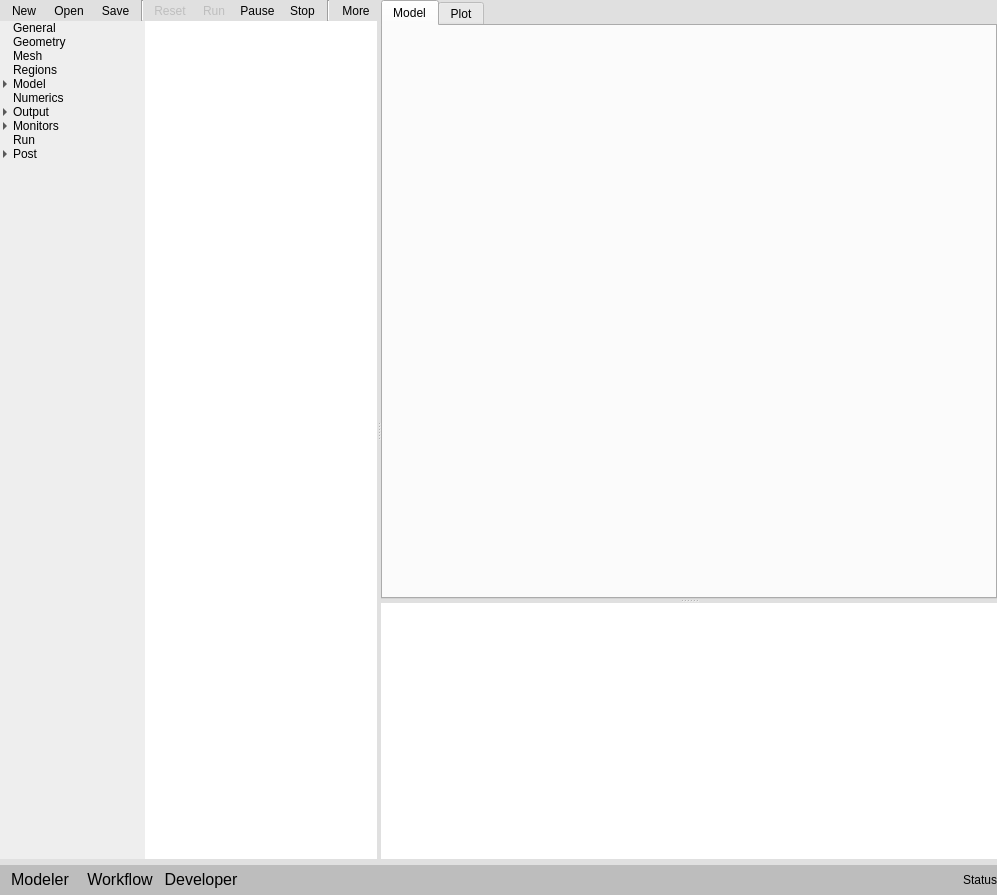
The window that gui/uifiles/gui.ui (truongd8593/mfix) describes before a commit, drawn with Qt 5.
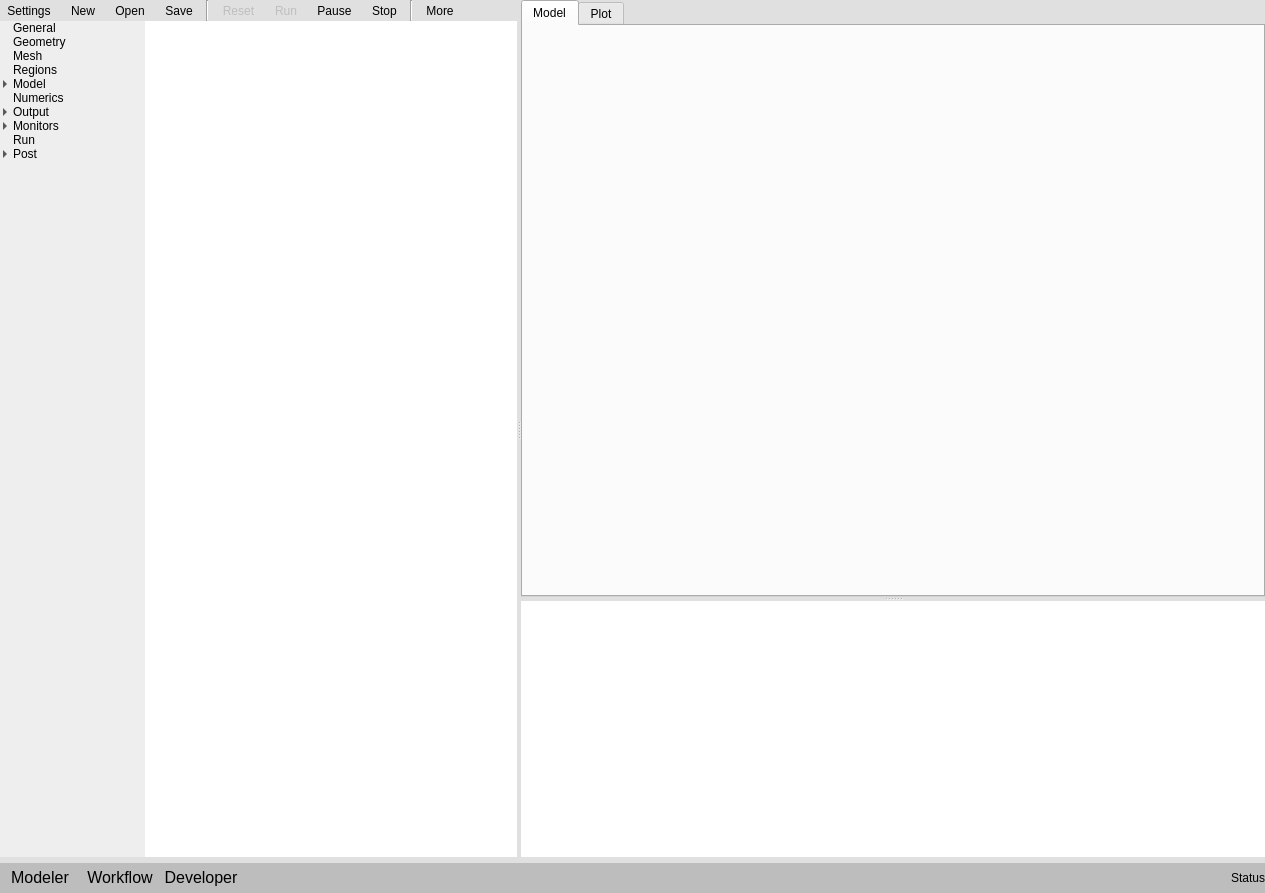
The same window after the commit.

Commit message: exiperiment:  show/hide navigation tree menu

The edit to the form file:
```diff
--- a/gui/uifiles/gui.ui
+++ b/gui/uifiles/gui.ui
@@ -6,8 +6,8 @@
    <rect>
     <x>0</x>
     <y>0</y>
-    <width>997</width>
-    <height>895</height>
+    <width>1265</width>
+    <height>893</height>
    </rect>
   </property>
   <property name="windowTitle">
@@ -242,26 +242,33 @@
              <property name="frameShadow">
               <enum>QFrame::Plain</enum>
              </property>
-             <layout class="QGridLayout" name="gridLayout_25">
-              <property name="leftMargin">
-               <number>5</number>
-              </property>
-              <property name="topMargin">
-               <number>0</number>
-              </property>
-              <property name="rightMargin">
-               <number>0</number>
-              </property>
-              <property name="bottomMargin">
-               <number>0</number>
-              </property>
-              <property name="horizontalSpacing">
-               <number>5</number>
-              </property>
-              <property name="verticalSpacing">
+             <layout class="QGridLayout" name="gridLayout">
+              <property name="margin">
                <number>0</number>
               </property>
               <item row="0" column="0">
+               <widget class="QToolButton" name="toolbutton_settings">
+                <property name="toolTip">
+                 <string>Toggle Navigation Menu</string>
+                </property>
+                <property name="text">
+                 <string>Settings</string>
+                </property>
+                <property name="iconSize">
+                 <size>
+                  <width>24</width>
+                  <height>24</height>
+                 </size>
+                </property>
+                <property name="toolButtonStyle">
+                 <enum>Qt::ToolButtonIconOnly</enum>
+                </property>
+                <property name="autoRaise">
+                 <bool>true</bool>
+                </property>
+               </widget>
+              </item>
+              <item row="0" column="1">
                <widget class="QToolButton" name="toolbutton_new">
                 <property name="enabled">
                  <bool>true</bool>
@@ -286,7 +293,7 @@
                 </property>
                </widget>
               </item>
-              <item row="0" column="1">
+              <item row="0" column="2">
                <widget class="QToolButton" name="toolbutton_open">
                 <property name="toolTip">
                  <string>Open Project</string>
@@ -308,13 +315,60 @@
                 </property>
                </widget>
               </item>
-              <item row="0" column="3" rowspan="3">
+              <item row="0" column="3">
+               <widget class="QToolButton" name="toolbutton_save">
+                <property name="toolTip">
+                 <string>Save Project</string>
+                </property>
+                <property name="text">
+                 <string>Save</string>
+                </property>
+                <property name="iconSize">
+                 <size>
+                  <width>24</width>
+                  <height>24</height>
+                 </size>
+                </property>
+                <property name="toolButtonStyle">
+                 <enum>Qt::ToolButtonIconOnly</enum>
+                </property>
+                <property name="autoRaise">
+                 <bool>true</bool>
+                </property>
+               </widget>
+              </item>
+              <item row="0" column="4">
                <widget class="Line" name="line_3">
                 <property name="orientation">
                  <enum>Qt::Vertical</enum>
                 </property>
                </widget>
               </item>
+              <item row="0" column="5">
+               <widget class="QToolButton" name="toolbutton_reset_mfix">
+                <property name="enabled">
+                 <bool>false</bool>
+                </property>
+                <property name="toolTip">
+                 <string>Reset job (delete all output files)</string>
+                </property>
+                <property name="text">
+                 <string>Reset</string>
+                </property>
+                <property name="iconSize">
+                 <size>
+                  <width>24</width>
+                  <height>24</height>
+                 </size>
+                </property>
+                <property name="toolButtonStyle">
+                 <enum>Qt::ToolButtonIconOnly</enum>
+                </property>
+                <property name="autoRaise">
+                 <bool>true</bool>
+                </property>
+               </widget>
+              </item>
               <item row="0" column="6">
                <widget class="QToolButton" name="toolbutton_run_mfix">
                 <property name="enabled">
@@ -340,13 +394,23 @@
                 </property>
                </widget>
               </item>
-              <item row="0" column="2">
-               <widget class="QToolButton" name="toolbutton_save">
+              <item row="0" column="7">
+               <widget class="QToolButton" name="toolbutton_pause_mfix">
+                <property name="text">
+                 <string>Pause</string>
+                </property>
+                <property name="autoRaise">
+                 <bool>true</bool>
+                </property>
+               </widget>
+              </item>
+              <item row="0" column="8">
+               <widget class="QToolButton" name="toolbutton_stop_mfix">
                 <property name="toolTip">
                  <string>Save Project</string>
                 </property>
                 <property name="text">
-                 <string>Save</string>
+                 <string>Stop</string>
                 </property>
                 <property name="iconSize">
                  <size>
@@ -354,15 +418,19 @@
                   <height>24</height>
                  </size>
                 </property>
-                <property name="toolButtonStyle">
-                 <enum>Qt::ToolButtonIconOnly</enum>
-                </property>
                 <property name="autoRaise">
                  <bool>true</bool>
                 </property>
                </widget>
               </item>
-              <item row="0" column="11">
+              <item row="0" column="9">
+               <widget class="Line" name="line">
+                <property name="orientation">
+                 <enum>Qt::Vertical</enum>
+                </property>
+               </widget>
+              </item>
+              <item row="0" column="10">
                <widget class="QToolButton" name="toolbutton_more">
                 <property name="toolTip">
                  <string>More</string>
@@ -387,7 +455,7 @@
                 </property>
                </widget>
               </item>
-              <item row="0" column="13">
+              <item row="0" column="11">
                <spacer name="horizontalSpacer">
                 <property name="orientation">
                  <enum>Qt::Horizontal</enum>
@@ -400,67 +468,6 @@
                 </property>
                </spacer>
               </item>
-              <item row="0" column="10">
-               <widget class="Line" name="line">
-                <property name="orientation">
-                 <enum>Qt::Vertical</enum>
-                </property>
-               </widget>
-              </item>
-              <item row="0" column="8">
-               <widget class="QToolButton" name="toolbutton_stop_mfix">
-                <property name="toolTip">
-                 <string>Stop MFIX</string>
-                </property>
-                <property name="text">
-                 <string>Stop</string>
-                </property>
-                <property name="iconSize">
-                 <size>
-                  <width>24</width>
-                  <height>24</height>
-                 </size>
-                </property>
-                <property name="autoRaise">
-                 <bool>true</bool>
-                </property>
-               </widget>
-              </item>
-              <item row="0" column="5">
-               <widget class="QToolButton" name="toolbutton_reset_mfix">
-                <property name="enabled">
-                 <bool>false</bool>
-                </property>
-                <property name="toolTip">
-                 <string>Reset job (delete all output files)</string>
-                </property>
-                <property name="text">
-                 <string>Reset</string>
-                </property>
-                <property name="iconSize">
-                 <size>
-                  <width>24</width>
-                  <height>24</height>
-                 </size>
-                </property>
-                <property name="toolButtonStyle">
-                 <enum>Qt::ToolButtonIconOnly</enum>
-                </property>
-                <property name="autoRaise">
-                 <bool>true</bool>
-                </property>
-               </widget>
-              </item>
-              <item row="0" column="7">
-               <widget class="QToolButton" name="toolbutton_pause_mfix">
-                <property name="text">
-                 <string>Pause</string>
-                </property>
-                <property name="autoRaise">
-                 <bool>true</bool>
-                </property>
-               </widget>
-              </item>
              </layout>
             </widget>
            </item>
@@ -538,6 +545,9 @@
                  <property name="indentation">
                   <number>10</number>
                  </property>
+                 <property name="rootIsDecorated">
+                  <bool>true</bool>
+                 </property>
                  <property name="animated">
                   <bool>true</bool>
                  </property>
```
Left out of the diff: 4 changed lines with no effect on the pictures. The commit also changes 1 other file.
